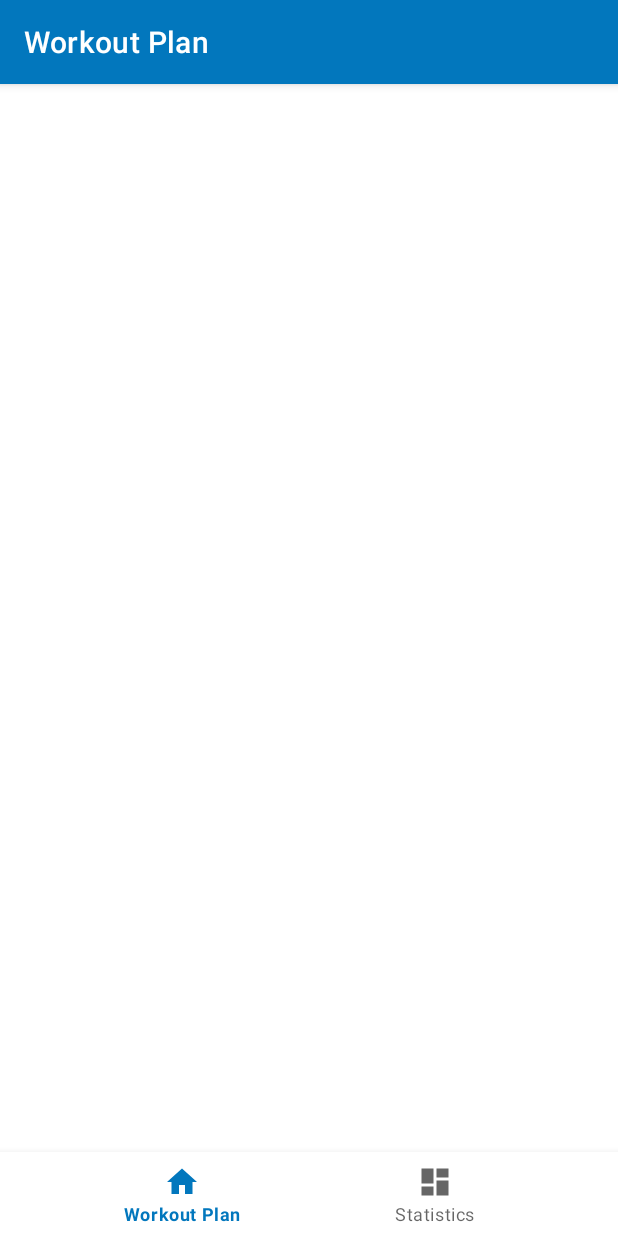
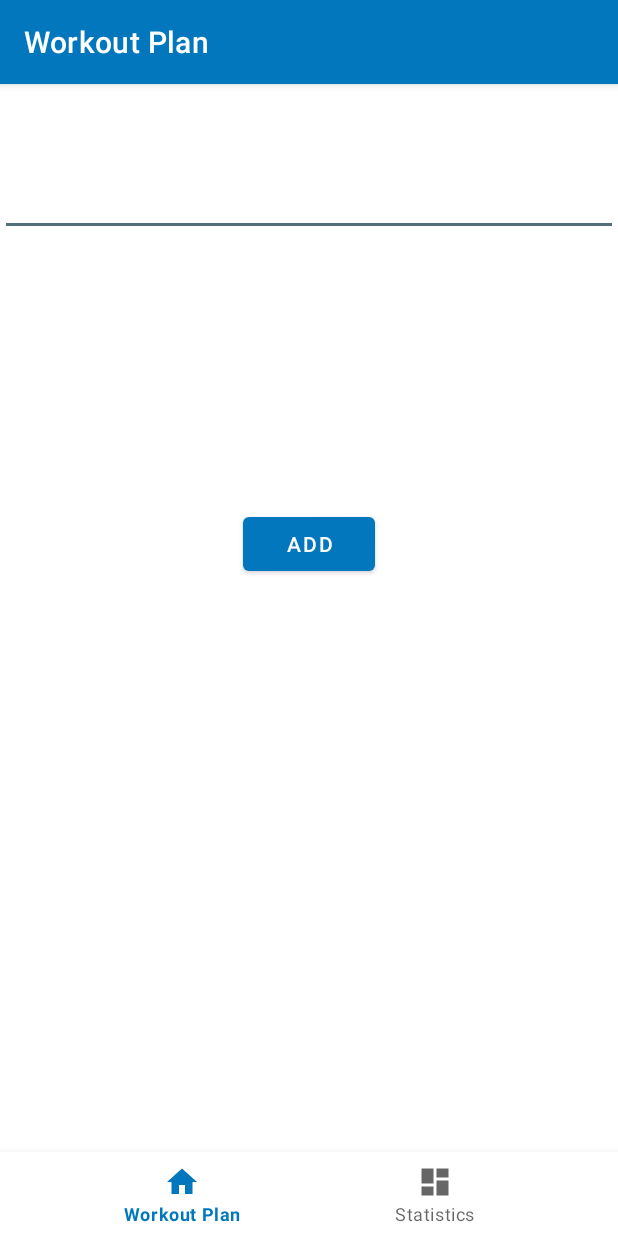
Before and after one commit to Cenotaph93/WorkoutPlanner, an Android app: the screen it shows after launch (MainActivity), on a phone screen of 412 x 824 dp. Run offline under Robolectric (Android 15) with nearby library versions, the phone set to English and light mode, and no system bars; our stand-ins replace navigation-ui.

Commit message:
Added temporary test code and layout elements

```diff
--- a/app/src/main/java/de/adue/workoutplanner/ui/workoutplan/WorkoutPlanViewModel.kt
+++ b/app/src/main/java/de/adue/workoutplanner/ui/workoutplan/WorkoutPlanViewModel.kt
@@ -1,8 +1,14 @@
 package de.adue.workoutplanner.ui.workoutplan
 
+import android.content.Context
 import androidx.lifecycle.LiveData
 import androidx.lifecycle.MutableLiveData
 import androidx.lifecycle.ViewModel
+import androidx.lifecycle.viewModelScope
+import de.adue.workoutplanner.data.WorkoutPlan
+import de.adue.workoutplanner.data.WorkoutPlanDatabase
+import kotlinx.coroutines.Dispatchers
+import kotlinx.coroutines.launch
 
 class WorkoutPlanViewModel : ViewModel() {
 
@@ -10,4 +16,12 @@ class WorkoutPlanViewModel : ViewModel() {
         value = "This is workout plan fragment"
     }
     val text: LiveData<String> = _text
+
+    fun insertPlan(context: Context, name: String) {
+        viewModelScope.launch(Dispatchers.IO) {
+            WorkoutPlanDatabase.getInstance(context)
+                .workoutDao()
+                .insert(WorkoutPlan(name = name))
+        }
+    }
 }
--- a/app/src/main/java/de/adue/workoutplanner/ui/workoutplan/ui/WorkoutPlanFragment.kt
+++ b/app/src/main/java/de/adue/workoutplanner/ui/workoutplan/ui/WorkoutPlanFragment.kt
@@ -26,9 +26,19 @@ class WorkoutPlanFragment : Fragment() {
 
         _binding = FragmentWorkoutPlanBinding.inflate(inflater, container, false)
 
+        /*
         _binding?.recyclerviewPlans?.apply {
 
         }
+        */
+
+        _binding?.buttonEnter?.setOnClickListener {
+            _binding?.inputTestTable?.text?.toString()?.let {
+                workoutPlanViewModel.insertPlan(requireContext(), it)
+            }
+        }
+
+        // TODO read from db
 
         return binding?.root
     }
--- a/app/src/main/res/layout/fragment_workout_plan.xml
+++ b/app/src/main/res/layout/fragment_workout_plan.xml
@@ -6,6 +6,35 @@
     android:layout_height="match_parent"
     tools:context=".ui.workoutplan.ui.WorkoutPlanFragment">
 
+    <EditText
+        android:id="@+id/input_test_table"
+        android:layout_width="0dp"
+        android:layout_height="wrap_content"
+        app:layout_constraintEnd_toEndOf="parent"
+        app:layout_constraintStart_toStartOf="parent"
+        app:layout_constraintTop_toTopOf="parent" />
+
+    <Button
+        android:id="@+id/button_enter"
+        android:layout_width="wrap_content"
+        android:layout_height="wrap_content"
+        app:layout_constraintTop_toBottomOf="@id/input_test_table"
+        app:layout_constraintStart_toStartOf="parent"
+        app:layout_constraintEnd_toEndOf="parent"
+        app:layout_constraintBottom_toTopOf="@id/text_test_table"
+        android:text="Add"
+        />
+
+    <TextView
+        android:id="@+id/text_test_table"
+        android:layout_width="0dp"
+        android:layout_height="wrap_content"
+        app:layout_constraintBottom_toBottomOf="parent"
+        app:layout_constraintEnd_toEndOf="parent"
+        app:layout_constraintStart_toStartOf="parent"
+        app:layout_constraintTop_toBottomOf="@id/button_enter" />
+
+    <!--
     <androidx.recyclerview.widget.RecyclerView
         android:id="@+id/recyclerview_plans"
         android:layout_width="match_parent"
@@ -13,5 +42,5 @@
         app:layout_constraintBottom_toBottomOf="parent"
         app:layout_constraintEnd_toEndOf="parent"
         app:layout_constraintStart_toStartOf="parent"
-        app:layout_constraintTop_toTopOf="parent" />
+        app:layout_constraintTop_toTopOf="parent" /> -->
 </androidx.constraintlayout.widget.ConstraintLayout>
```
